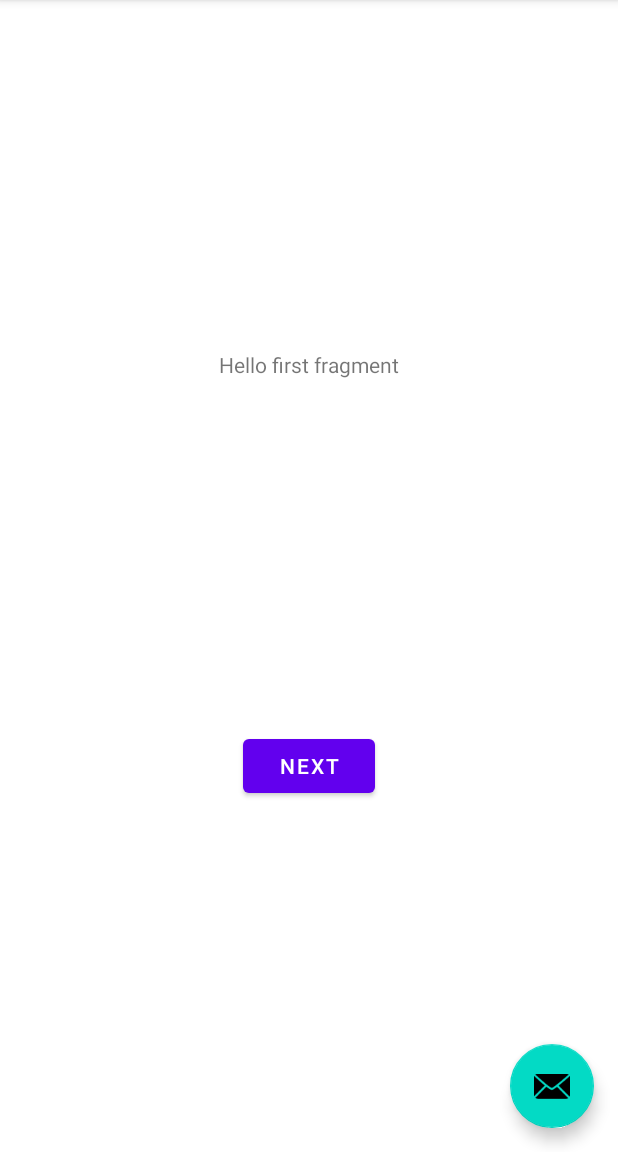
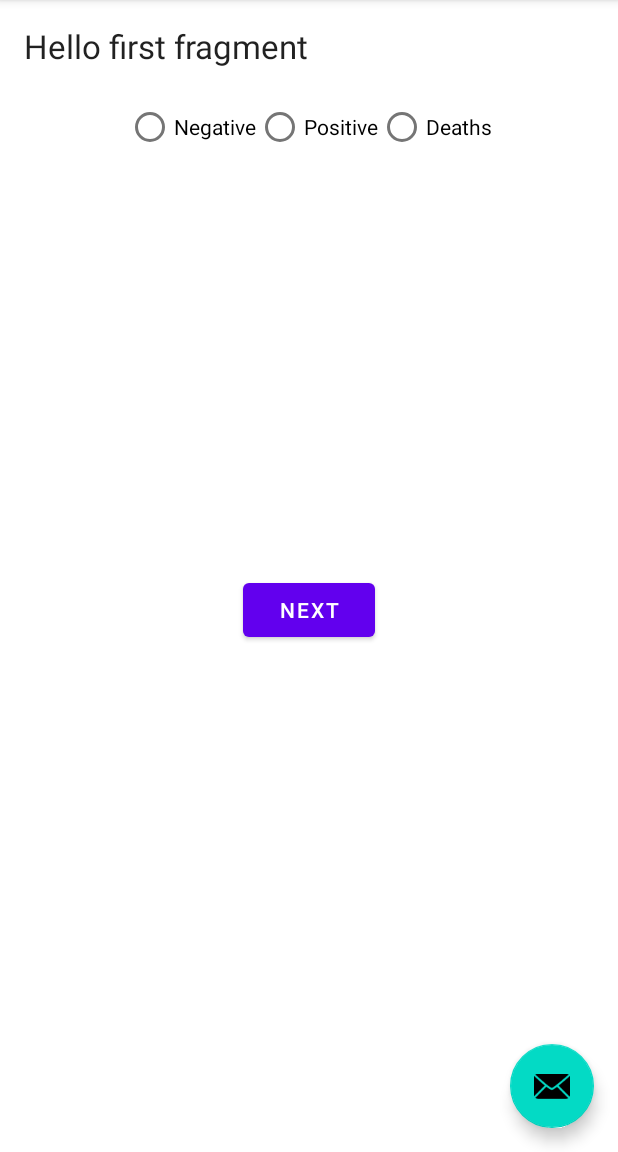
Before and after one commit to kamau-mbugua/Kotlin-Covid19-Tra, an Android app: the screen it shows after launch (MainActivity), on a phone screen of 412 x 824 dp, the part 84-1236 px from its top. Run offline under Robolectric (Android 15) with nearby library versions, the phone set to English and light mode, and no system bars; 2 statements that could not run were skipped.

Commit message:
Initiated UI design

```diff
--- a/app/src/main/res/layout/fragment_first.xml
+++ b/app/src/main/res/layout/fragment_first.xml
@@ -7,14 +7,16 @@
     tools:context=".FirstFragment">
 
     <TextView
-        android:id="@+id/textview_first"
+        android:id="@+id/tvSelectState"
         android:layout_width="wrap_content"
         android:layout_height="wrap_content"
+        android:layout_marginStart="16dp"
+        android:layout_marginTop="16dp"
         android:text="@string/hello_first_fragment"
-        app:layout_constraintBottom_toTopOf="@id/button_first"
-        app:layout_constraintEnd_toEndOf="parent"
+        android:textAppearance="@style/TextAppearance.AppCompat.Large"
         app:layout_constraintStart_toStartOf="parent"
-        app:layout_constraintTop_toTopOf="parent" />
+        app:layout_constraintTop_toTopOf="parent"
+        tools:text="States" />
 
     <Button
         android:id="@+id/button_first"
@@ -24,5 +26,34 @@
         app:layout_constraintBottom_toBottomOf="parent"
         app:layout_constraintEnd_toEndOf="parent"
         app:layout_constraintStart_toStartOf="parent"
-        app:layout_constraintTop_toBottomOf="@id/textview_first" />
+        app:layout_constraintTop_toBottomOf="@id/tvSelectState" />
+
+    <RadioGroup
+        android:layout_width="0dp"
+        android:layout_height="wrap_content"
+        android:layout_marginTop="15dp"
+        android:gravity="center|center_horizontal|center_vertical"
+        android:orientation="horizontal"
+        app:layout_constraintEnd_toEndOf="parent"
+        app:layout_constraintStart_toStartOf="parent"
+        app:layout_constraintTop_toBottomOf="@+id/tvSelectState">
+
+        <RadioButton
+            android:id="@+id/radioButtonNegative"
+            android:layout_width="wrap_content"
+            android:layout_height="wrap_content"
+            android:text="Negative" />
+
+        <RadioButton
+            android:id="@+id/radioButtonPositive"
+            android:layout_width="wrap_content"
+            android:layout_height="wrap_content"
+            android:text="Positive" />
+
+        <RadioButton
+            android:id="@+id/radioButtonDeath"
+            android:layout_width="wrap_content"
+            android:layout_height="wrap_content"
+            android:text="Deaths" />
+    </RadioGroup>
 </androidx.constraintlayout.widget.ConstraintLayout>
```
